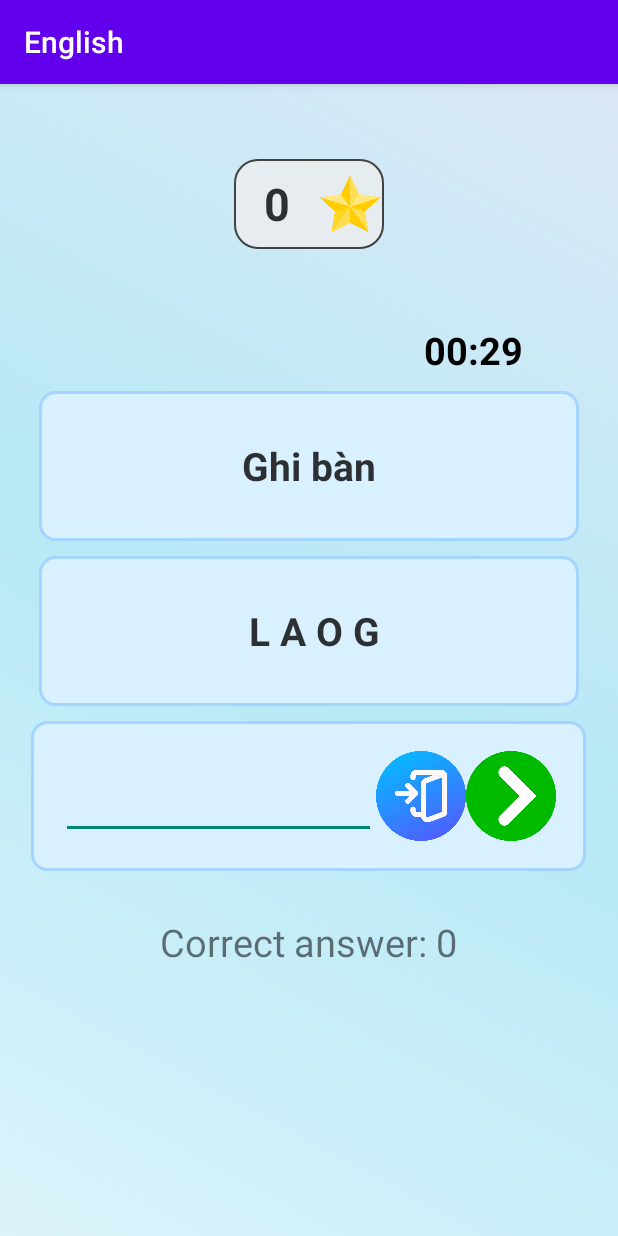
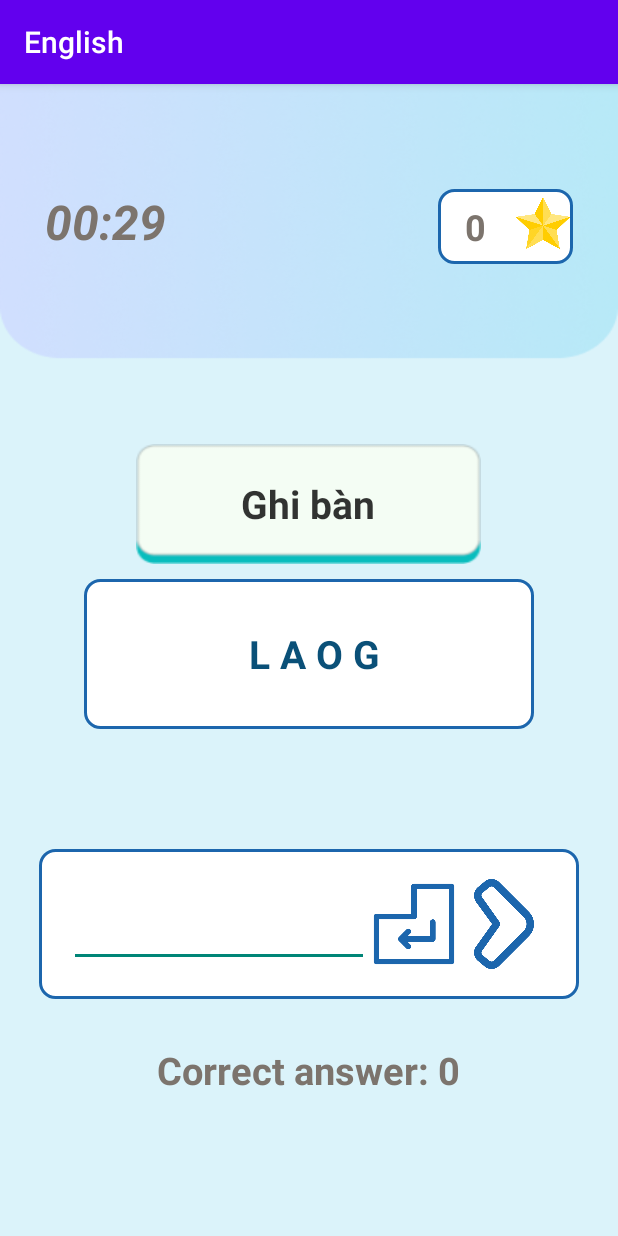
Before and after one commit to East1306/englishApp, an Android app: the screen it shows after launch (Activity_correct), after a tap on an icon or button, on a phone screen of 412 x 824 dp. Run offline under Robolectric (Android 15) with nearby library versions, the phone set to English and light mode, and no system bars.

Commit message:
phat-branch

```diff
--- /dev/null
+++ b/app/src/main/res/drawable/custom_bg_border_quiz_correct.xml
@@ -0,0 +1,6 @@
+<?xml version="1.0" encoding="utf-8"?>
+<shape xmlns:android="http://schemas.android.com/apk/res/android">
+    <corners android:radius="10dp"/>
+    <solid android:color="@color/white"/>
+    <stroke android:color="#1C66AD" android:width="2dp"/>
+</shape>
--- a/app/src/main/res/layout/layout_correctword.xml
+++ b/app/src/main/res/layout/layout_correctword.xml
@@ -2,78 +2,68 @@
 <LinearLayout xmlns:android="http://schemas.android.com/apk/res/android"
     android:layout_width="match_parent"
     android:layout_height="match_parent"
-    android:background="@drawable/gradient"
+    android:background="@drawable/bg_correct_theme_main"
     android:orientation="vertical">
 
-    <LinearLayout
-        android:layout_marginTop="50dp"
-        android:layout_width="100dp"
-        android:layout_height="60dp"
-        android:layout_gravity="center"
-        android:background="@drawable/bg_radius_15">
+    <RelativeLayout
+        android:layout_width="match_parent"
+        android:layout_height="wrap_content"
+        android:layout_marginTop="70dp">
+        <TextView
+            android:id="@+id/txttime_correctword"
+            android:layout_width="wrap_content"
+            android:layout_height="wrap_content"
+            android:layout_gravity="left"
+            android:paddingLeft="30dp"
+            android:text="00:30"
+            android:textColor="#7C746D"
+            android:textSize="32dp"
+            android:textStyle="bold|italic" />
+        <LinearLayout
+            android:layout_marginRight="30dp"
+            android:layout_alignParentRight="true"
+            android:background="@drawable/custom_bg_border_quiz_correct"
+            android:layout_width="wrap_content"
+            android:layout_height="wrap_content">
+            <TextView
+                android:textColor="#7C746D"
+                android:id="@+id/txtstar"
+                android:layout_width="50dp"
+                android:layout_height="50dp"
+                android:gravity="center"
+                android:textSize="24dp"
+                android:textStyle="bold"
+                android:text="0" />
 
-        <TextView
-            android:id="@+id/txtstar"
-            android:layout_width="wrap_content"
-            android:layout_height="60dp"
-            android:layout_marginLeft="20dp"
-            android:gravity="center"
-            android:text="0"
-            android:textColor="#CC000000"
-            android:textSize="30dp"
-            android:textStyle="bold" />
-
-        <ImageView
-            android:layout_width="40dp"
-            android:layout_height="40dp"
-            android:src="@drawable/star"
-            android:layout_gravity="center"
-            android:layout_marginLeft="20dp"
-            />
-    </LinearLayout>
+            <ImageView
+                android:paddingTop="5dp"
+                android:id="@+id/img_startIcon"
+                android:layout_width="40dp"
+                android:layout_height="40dp"
+                android:src="@drawable/star"/>
+        </LinearLayout>
+    </RelativeLayout>
 
     <TextView
-        android:id="@+id/txttime_correctword"
-        android:layout_width="wrap_content"
-        android:layout_height="wrap_content"
+        android:background="@drawable/bg_correct_vietsub"
+        android:id="@+id/txtVN_Question"
+        android:layout_marginTop="120dp"
+        android:layout_width="230dp"
+        android:layout_height="80dp"
+        android:gravity="center"
+        android:textColor="#CC000000"
+        android:textSize="26sp"
         android:layout_gravity="center"
-        android:layout_marginTop="50dp"
-        android:layout_marginLeft="110dp"
-        android:text="00:30"
-        android:textColor="#000"
-        android:textSize="25dp"
-        android:textStyle="bold" />
-
+        android:textStyle="bold" >
+    </TextView>
     <LinearLayout
-        android:layout_width="360dp"
+        android:background="@drawable/custom_bg_border_quiz_correct"
+        android:layout_width="300dp"
         android:layout_height="100dp"
         android:layout_gravity="center"
         android:layout_marginStart="5dp"
         android:layout_marginTop="10dp"
         android:layout_marginEnd="5dp"
-        android:background="@drawable/bg_ques_custom"
-        android:orientation="vertical"
-        android:padding="20dp">
-
-        <TextView
-            android:id="@+id/txtVN_Question"
-            android:layout_width="match_parent"
-            android:layout_height="match_parent"
-            android:gravity="center"
-            android:textAlignment="center"
-            android:textColor="#CC000000"
-            android:textSize="26sp"
-            android:textStyle="bold" >
-        </TextView>
-    </LinearLayout>
-    <LinearLayout
-        android:layout_width="360dp"
-        android:layout_height="100dp"
-        android:layout_gravity="center"
-        android:layout_marginStart="5dp"
-        android:layout_marginTop="10dp"
-        android:layout_marginEnd="5dp"
-        android:background="@drawable/bg_ques_custom"
         android:orientation="vertical"
         android:padding="20dp">
 
@@ -83,26 +73,26 @@
             android:layout_height="match_parent"
             android:gravity="center"
             android:textAlignment="center"
-            android:textColor="#CC000000"
+            android:textColor="#0A5078"
             android:textSize="26sp"
             android:textStyle="bold" >
         </TextView>
     </LinearLayout>
 
     <LinearLayout
+        android:background="@drawable/custom_bg_border_quiz_correct"
         android:layout_width="wrap_content"
         android:layout_height="wrap_content"
         android:layout_marginStart="5dp"
-        android:layout_marginTop="10dp"
+        android:layout_marginTop="80dp"
         android:layout_marginEnd="5dp"
         android:layout_gravity="center"
-        android:background="@drawable/bg_ques_custom"
         android:orientation="horizontal"
         android:padding="20dp">
 
         <EditText
             android:id="@+id/InputAnswer"
-            android:layout_width="210dp"
+            android:layout_width="200dp"
             android:layout_height="wrap_content"
             android:gravity="center"
             android:textAlignment="center"
@@ -114,7 +104,7 @@
             android:id="@+id/btnAnswer"
             android:layout_width="60dp"
             android:layout_height="60dp"
-            android:src="@drawable/enter"
+            android:src="@drawable/enter_big"
             android:backgroundTint="#2196f3"
             android:textAllCaps="false"
             android:textColor="@color/white"
@@ -127,8 +117,7 @@
             android:src="@drawable/skip"
             android:backgroundTint="#2196f3"
             android:textAllCaps="false"
-            android:textColor="@color/white"
-            android:textSize="25dp" />
+            android:textColor="@color/white"/>
     </LinearLayout>
 
     <TextView
@@ -138,6 +127,8 @@
         android:layout_marginTop="30dp"
         android:text="Correct answers: "
         android:textSize="25dp"
+        android:textStyle="bold"
+        android:textColor="#7C746D"
         android:layout_gravity="center"
         />
 </LinearLayout>
```
Also changed, not shown: app/src/main/AndroidManifest.xml (+10 -5 lines), app/src/main/java/com/nhi/english/MinhTriet/activity_ranking.java (+19 -0 lines), app/src/main/res/layout/layout_quiz.xml (+21 -31 lines), app/src/main/res/drawable-v24/bg_correct_theme_main.png (added), app/src/main/res/drawable-v24/bg_correct_vietsub.png (added), app/src/main/res/drawable-v24/bg_question_quiz.png (added), app/src/main/res/drawable-v24/enter_big.png (added), app/src/main/res/drawable-v24/skip.png (added), app/src/main/res/drawable/img.png (added).
